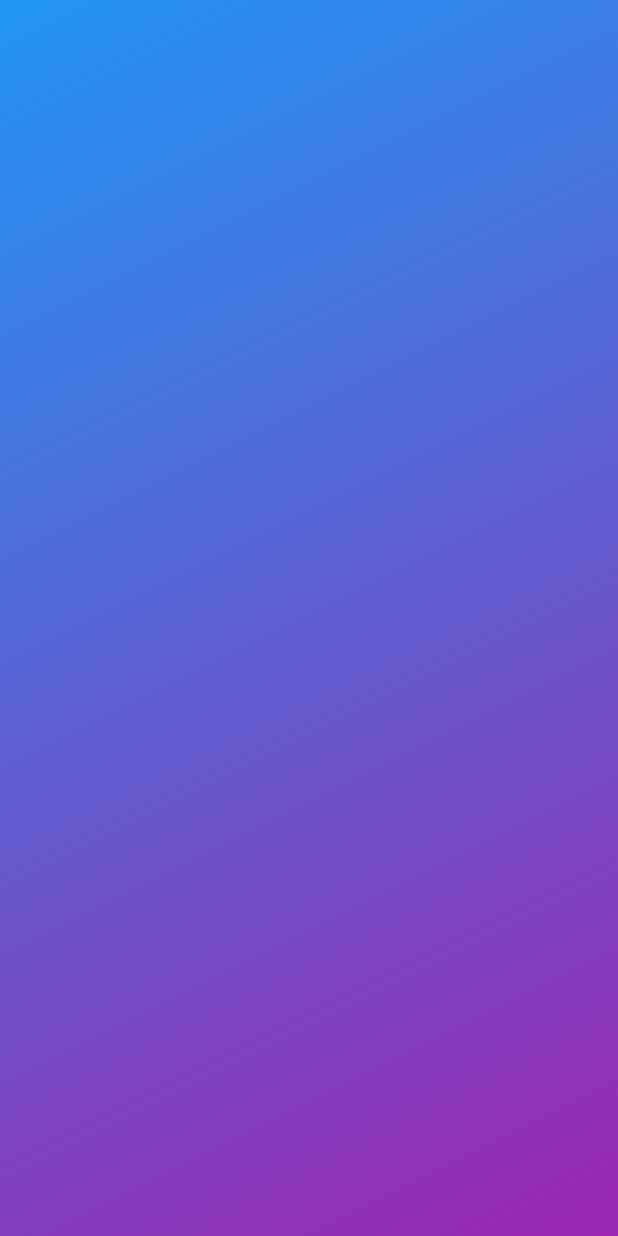
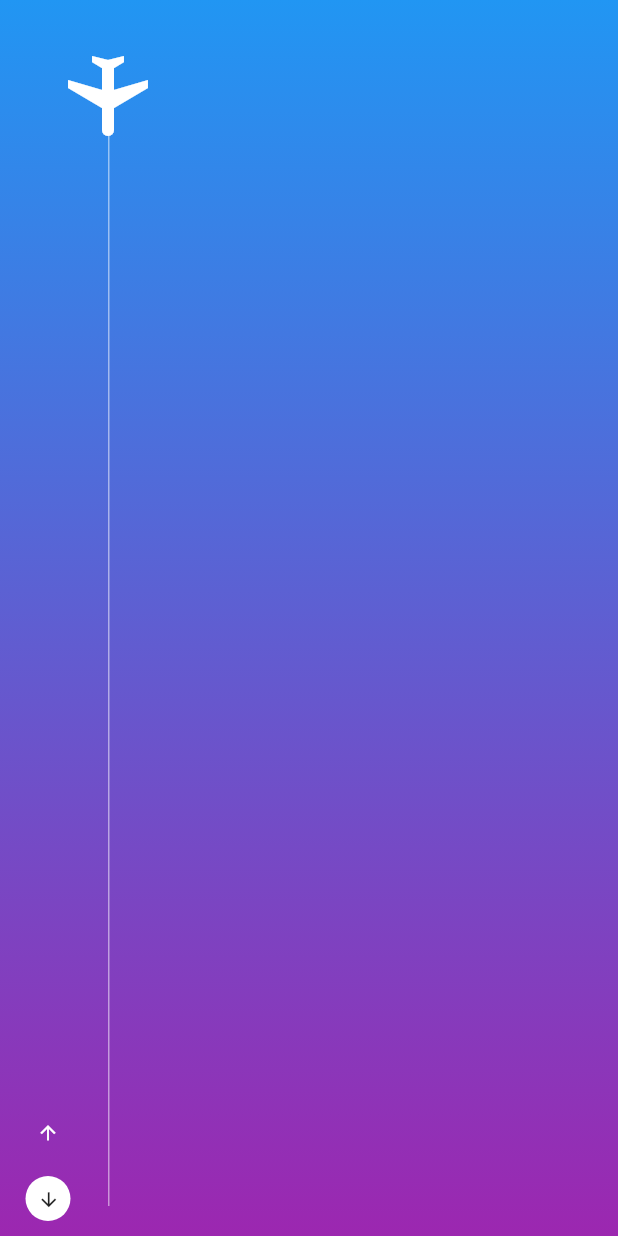
Before and after one commit to B4eva/complexe_ui, a Flutter app: the FlightsStepper screen opened directly, on a phone screen of 412 x 824 dp. Run offline on Flutter 3.47's test engine with Material 2 defaults, Android fonts, the phone set to English and light mode, and no system bars.

Commit message:
flight controller

```diff
--- /dev/null
+++ b/lib/Widgets/airplane.dart
@@ -0,0 +1,20 @@
+import 'package:flutter/material.dart';
+
+class AirPlane extends StatelessWidget {
+  const AirPlane({Key? key}) : super(key: key);
+
+  @override
+  Widget build(BuildContext context) {
+    return const Positioned(
+        left: 40,
+        top: 32,
+        child: RotatedBox(
+          quarterTurns: 2,
+          child: Icon(
+            Icons.airplanemode_active,
+            size: 64,
+            color: Colors.white,
+          ),
+        ));
+  }
+}
--- /dev/null
+++ b/lib/Widgets/arrows.dart
@@ -0,0 +1,42 @@
+import 'package:flutter/material.dart';
+
+class ArrowIcons extends StatelessWidget {
+  const ArrowIcons({Key? key}) : super(key: key);
+
+  @override
+  Widget build(BuildContext context) {
+    return Positioned(
+      left: 8,
+      bottom: 10,
+      child: Column(
+        children: <Widget>[
+          IconButton(
+            icon: const Icon(
+              Icons.arrow_upward,
+              color: Colors.white,
+              size: 15,
+            ),
+            onPressed: () {},
+          ),
+          const SizedBox(
+            height: 5,
+          ),
+          Container(
+              height: 30,
+              width: 30,
+              decoration: const BoxDecoration(
+                shape: BoxShape.circle,
+                color: Colors.white,
+              ),
+              child: IconButton(
+                icon: const Icon(
+                  Icons.arrow_downward,
+                  size: 15,
+                ),
+                onPressed: () {},
+              )),
+        ],
+      ),
+    );
+  }
+}
--- /dev/null
+++ b/lib/Widgets/item_fader.dart
@@ -0,0 +1,60 @@
+import 'package:flutter/material.dart';
+
+class ItemFader extends StatefulWidget {
+  final Widget? child;
+  const ItemFader({Key? key, required this.child}) : super(key: key);
+
+  @override
+  _ItemFaderState createState() => _ItemFaderState();
+}
+
+class _ItemFaderState extends State<ItemFader>
+    with SingleTickerProviderStateMixin {
+  int position = 1;
+  AnimationController? _animationController;
+  Animation? _animation;
+
+  @override
+  void initState() {
+    super.initState();
+    _animationController = AnimationController(
+        vsync: this, duration: const Duration(milliseconds: 600));
+
+    _animation =
+        CurvedAnimation(parent: _animationController!, curve: Curves.easeInOut);
+  }
+
+  @override
+  Widget build(BuildContext context) {
+    // print(' animation controller: ${_animationController!.value}');
+    // print(_animation!.value);
+
+    return AnimatedBuilder(
+      animation: _animation!,
+      child: widget.child,
+      builder: (context, child) {
+        return Transform.translate(
+          offset: Offset(0, 64 * position * (1 - _animationController!.value)),
+          child: Opacity(
+            opacity: _animation!.value,
+            child: child,
+          ),
+        );
+      },
+    );
+  }
+
+  void show() {
+    setState(() {
+      position = 1;
+      _animationController!.forward();
+    });
+  }
+
+  void hide() {
+    setState(() {
+      position = -1;
+      _animationController!.reverse();
+    });
+  }
+}
--- /dev/null
+++ b/lib/Widgets/line.dart
@@ -0,0 +1,17 @@
+import 'package:flutter/material.dart';
+
+class Line extends StatelessWidget {
+  const Line({Key? key}) : super(key: key);
+
+  @override
+  Widget build(BuildContext context) {
+    return Positioned(
+        left: 72,
+        top: 40,
+        bottom: 20,
+        width: 1,
+        child: Container(
+          color: Colors.white.withOpacity(0.5),
+        ));
+  }
+}
--- /dev/null
+++ b/lib/Widgets/page.dart
@@ -0,0 +1,61 @@
+import 'package:complexe_ui/Widgets/option_item.dart';
+import 'package:flutter/material.dart';
+
+class Page extends StatefulWidget {
+  final int? number;
+  final String? question;
+  final List<String>? answers;
+  final VoidCallback? onOptionseclected;
+
+  const Page(
+      {Key? key,
+      required this.number,
+      required this.question,
+      required this.answers,
+      required this.onOptionseclected})
+      : super(key: key);
+
+  @override
+  _PageState createState() => _PageState();
+}
+
+class _PageState extends State<Page> {
+  @override
+  Widget build(BuildContext context) {
+    return Column(
+      crossAxisAlignment: CrossAxisAlignment.start,
+      children: <Widget>[
+        const SizedBox(
+          height: 40,
+        ),
+        Padding(
+          padding: const EdgeInsets.symmetric(horizontal: 100),
+          child: Column(
+            crossAxisAlignment: CrossAxisAlignment.start,
+            children: [
+              Text(
+                '0${widget.number}',
+                style: TextStyle(
+                    color: Colors.white.withOpacity(0.5),
+                    fontSize: 30,
+                    fontWeight: FontWeight.bold),
+              ),
+              Text('${widget.question}',
+                  style: const TextStyle(
+                    color: Colors.white,
+                  ))
+            ],
+          ),
+        ),
+        const Spacer(),
+        ...widget.answers!.map((String answer) => OptionItem(
+              name: answer,
+              press: widget.onOptionseclected,
+            )),
+        const SizedBox(
+          height: 64,
+        )
+      ],
+    );
+  }
+}
--- a/lib/flight_controller/flight_controller.dart
+++ b/lib/flight_controller/flight_controller.dart
@@ -1,3 +1,8 @@
+import 'package:complexe_ui/Widgets/airplane.dart';
+import 'package:complexe_ui/Widgets/arrows.dart';
+import 'package:complexe_ui/Widgets/item_fader.dart';
+import 'package:complexe_ui/Widgets/line.dart';
+import 'package:complexe_ui/Widgets/option_item.dart';
 import 'package:flutter/material.dart';
 
 class FlightsStepper extends StatefulWidget {
@@ -12,11 +17,133 @@ class _FlightsStepperState extends State<FlightsStepper> {
   Widget build(BuildContext context) {
     return Scaffold(
         body: Container(
-            decoration: const BoxDecoration(
-      gradient: LinearGradient(
-          begin: Alignment.topLeft,
-          end: Alignment.bottomRight,
-          colors: [Colors.blue, Colors.purple]),
-    )));
+      decoration: const BoxDecoration(
+        gradient: LinearGradient(
+            begin: Alignment.topCenter,
+            end: Alignment.bottomCenter,
+            colors: [Colors.blue, Colors.purple]),
+      ),
+      child: SafeArea(
+        child: Stack(
+          children: <Widget>[
+            const ArrowIcons(),
+            const AirPlane(),
+            const Line(),
+            Page(
+              answers: _myAnswers,
+              number: 1,
+              onOptionseclected: () {},
+              question:
+                  'Do you typically fly for business, personla reasons, or some ohter reason?',
+            ),
+          ],
+        ),
+      ),
+    ));
   }
 }
+
+class Page extends StatefulWidget {
+  final int? number;
+  final String? question;
+  final List<String>? answers;
+  final VoidCallback? onOptionseclected;
+
+  const Page(
+      {Key? key,
+      required this.number,
+      required this.question,
+      required this.answers,
+      required this.onOptionseclected})
+      : super(key: key);
+
+  @override
+  _PageState createState() => _PageState();
+}
+
+class _PageState extends State<Page> {
+  List<GlobalKey>? keys;
+
+  @override
+  void initState() {
+    super.initState();
+    keys = List.generate(5, (_) => GlobalKey());
+    onInit();
+  }
+
+  void onInit() async {
+    for (GlobalKey key in keys!) {
+      await Future.delayed(const Duration(milliseconds: 40));
+      //  key.currentState!.show;
+
+    }
+  }
+
+  void onTap() async {
+    for (GlobalKey key in keys!) {
+      await Future.delayed(const Duration(milliseconds: 40));
+      // key.currentState!.reassemble();
+    }
+
+    widget.onOptionseclected!();
+  }
+
+  @override
+  Widget build(BuildContext context) {
+    return Column(
+      crossAxisAlignment: CrossAxisAlignment.start,
+      children: <Widget>[
+        const SizedBox(
+          height: 40,
+        ),
+        Padding(
+          padding: const EdgeInsets.symmetric(horizontal: 100),
+          child: Column(
+            crossAxisAlignment: CrossAxisAlignment.start,
+            children: [
+              ItemFader(
+                key: keys![0],
+                child: Text(
+                  '0${widget.number}',
+                  style: TextStyle(
+                      color: Colors.white.withOpacity(0.5),
+                      fontSize: 30,
+                      fontWeight: FontWeight.bold),
+                ),
+              ),
+              ItemFader(
+                key: keys![1],
+                child: Text('${widget.question}',
+                    style: const TextStyle(
+                      color: Colors.white,
+                    )),
+              )
+            ],
+          ),
+        ),
+        const Spacer(),
+        ...widget.answers!.map((String answer) {
+          int answerIndex = widget.answers!.indexOf(answer);
+
+          int keyIndex = answerIndex + 2;
+          return ItemFader(
+            key: keys![keyIndex],
+            child: OptionItem(
+              name: answer,
+              press: onTap,
+            ),
+          );
+        }),
+        const SizedBox(
+          height: 74,
+        )
+      ],
+    );
+  }
+}
+
+List<String> _myAnswers = [
+  '\n Buisness  \n',
+  '\n Personal  \n',
+  '\n Others  \n'
+];
--- a/lib/main.dart
+++ b/lib/main.dart
@@ -1,4 +1,5 @@
 import 'package:complexe_ui/custom_drawer/custom_drawer.dart';
+import 'package:complexe_ui/flight_controller/flight_controller.dart';
 
 import 'package:flutter/material.dart';
 
@@ -17,7 +18,7 @@ class MyApp extends StatelessWidget {
       theme: ThemeData(
         primarySwatch: Colors.blue,
       ),
-      home: const CustomDrawer(),
+      home: const FlightsStepper(),
     );
   }
 }
```
Also changed, not shown: lib/Widgets/dot.dart (added, +17 -0 lines), lib/Widgets/option_item.dart (added, +40 -0 lines), lib/custom_drawer/custom_drawer.dart (+21 -8 lines), lib/flight_controller/flight_controller_viewmodel.dart (deleted).
